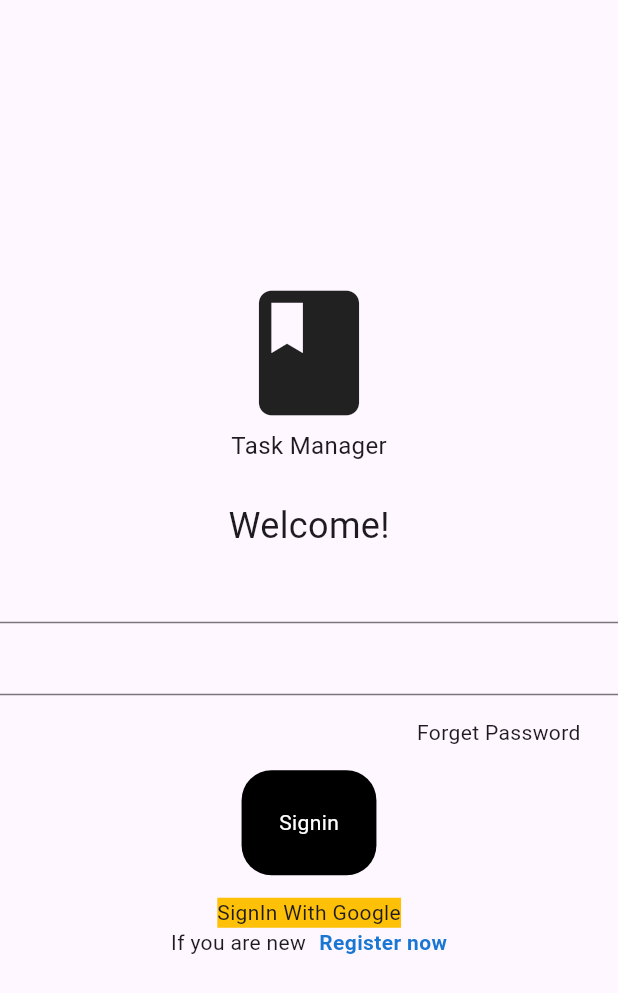
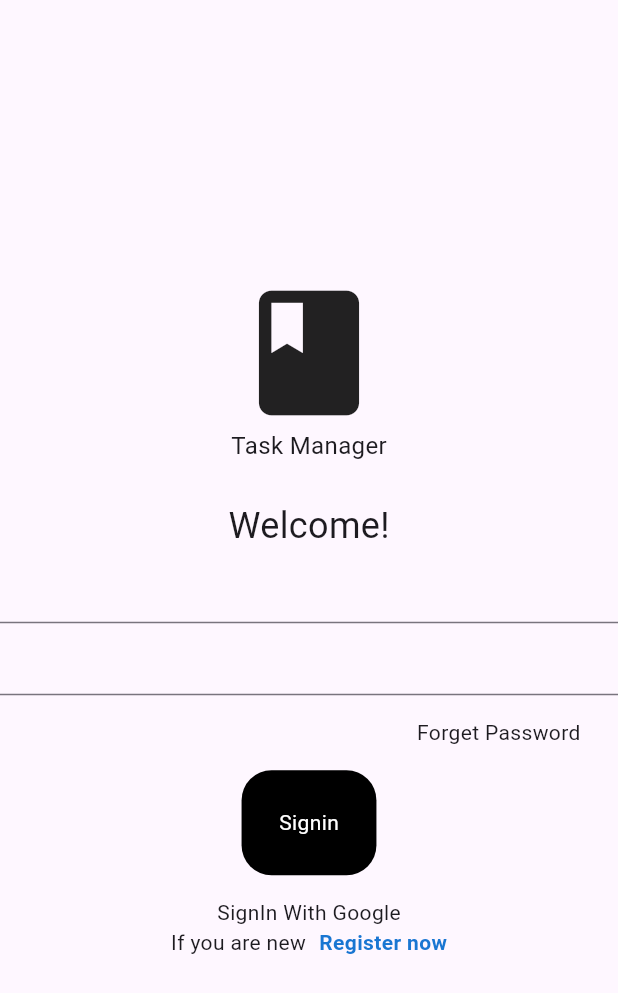
Before and after one commit to anuteshome/Flurd, a Flutter app: the screen it shows after launch, on a phone screen of 412 x 824 dp. Shown: the top 993 px of the screen. Run offline on Flutter 3.47's test engine with Material 3 defaults, Android fonts, the light colour scheme and no system bars; our stand-ins replace cloud_firestore, firebase_auth, firebase_core, google_sign_in; accounts and stored records are empty.

Commit message:
fix: google sign in button

```diff
--- a/lib/pages/LoginPage.dart
+++ b/lib/pages/LoginPage.dart
@@ -82,9 +82,7 @@ MyButton(
 ),
 GestureDetector(
   onTap:Googleauth().signinGoogle,
-  child: Text("SignIn With Google",style: TextStyle(
-    backgroundColor: Colors.amber
-  ),),
+  child: Text("SignIn With Google"),
 
 ),
 Row(
```
